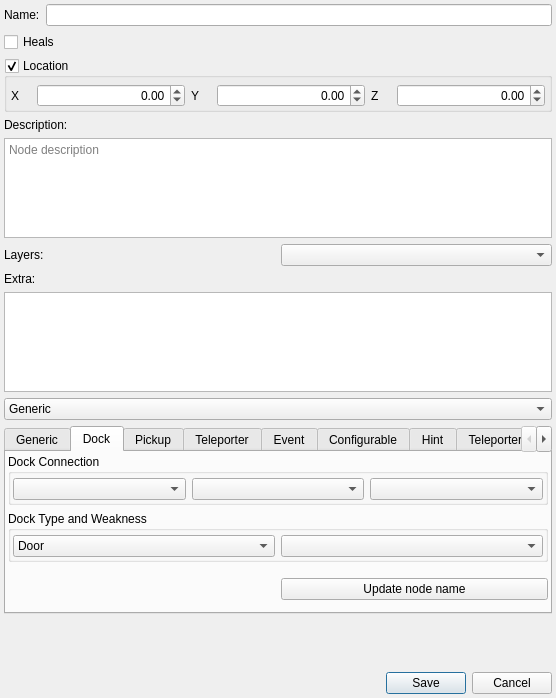
The window that randovania/gui/ui_files/node_details_popup.ui (randovania/randovania) describes before a commit, drawn with Qt 5.
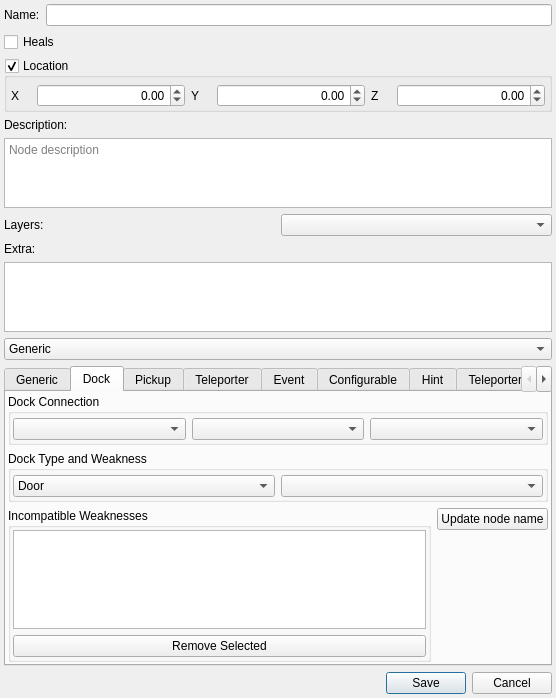
The same window after the commit. The open tabs and pages were chosen to show the change.

Commit message: Add incompatible weakness editor to NodeDetailsPopup

```diff
--- a/randovania/gui/ui_files/node_details_popup.ui
+++ b/randovania/gui/ui_files/node_details_popup.ui
@@ -370,19 +370,6 @@
          </layout>
         </widget>
        </item>
-       <item row="2" column="0">
-        <spacer name="verticalSpacer">
-         <property name="orientation">
-          <enum>Qt::Vertical</enum>
-         </property>
-         <property name="sizeHint" stdset="0">
-          <size>
-           <width>20</width>
-           <height>40</height>
-          </size>
-         </property>
-        </spacer>
-       </item>
        <item row="2" column="1">
         <widget class="QPushButton" name="dock_update_name_button">
          <property name="text">
@@ -420,6 +407,50 @@
          </layout>
         </widget>
        </item>
+       <item row="3" column="1">
+        <spacer name="verticalSpacer">
+         <property name="orientation">
+          <enum>Qt::Vertical</enum>
+         </property>
+         <property name="sizeHint" stdset="0">
+          <size>
+           <width>20</width>
+           <height>40</height>
+          </size>
+         </property>
+        </spacer>
+       </item>
+       <item row="2" column="0" rowspan="2">
+        <widget class="QGroupBox" name="dock_incompatible_box">
+         <property name="title">
+          <string>Incompatible Weaknesses</string>
+         </property>
+         <layout class="QVBoxLayout" name="dock_incompatible_layout">
+          <property name="leftMargin">
+           <number>2</number>
+          </property>
+          <property name="topMargin">
+           <number>2</number>
+          </property>
+          <property name="rightMargin">
+           <number>2</number>
+          </property>
+          <property name="bottomMargin">
+           <number>2</number>
+          </property>
+          <item>
+           <widget class="QListView" name="dock_incompatible_list"/>
+          </item>
+          <item>
+           <widget class="QPushButton" name="dock_incompatible_button">
+            <property name="text">
+             <string>Remove Selected</string>
+            </property>
+           </widget>
+          </item>
+         </layout>
+        </widget>
+       </item>
       </layout>
      </widget>
      <widget class="QWidget" name="tab_pickup">
```
Left out of the diff: 2 changed lines with no effect on the pictures. The commit also changes 4 other files.
